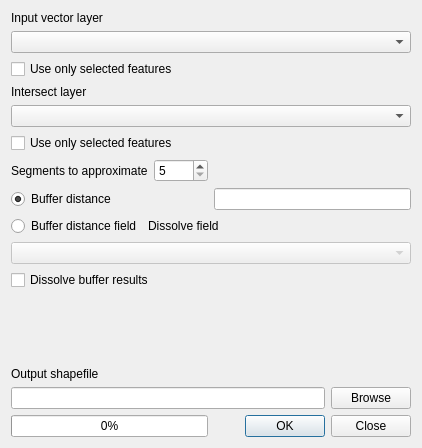
Above: python/plugins/fTools/tools/frmGeoprocessing.ui from qgis/QGIS before the change. Below: the same form after it.
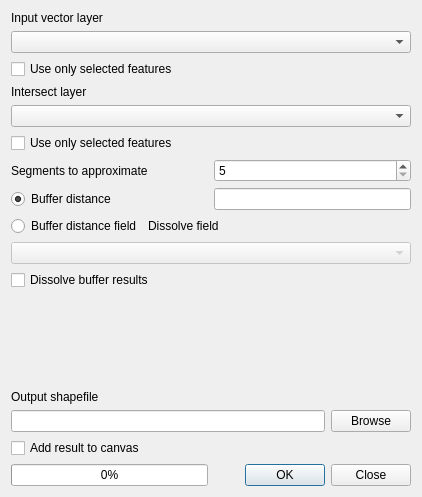
That is the form after the change.

```diff
--- a/python/plugins/fTools/tools/frmGeoprocessing.ui
+++ b/python/plugins/fTools/tools/frmGeoprocessing.ui
@@ -7,7 +7,7 @@
     <x>0</x>
     <y>0</y>
     <width>422</width>
-    <height>448</height>
+    <height>497</height>
    </rect>
   </property>
   <property name="sizePolicy">
@@ -20,7 +20,7 @@
    <string>Geoprocessing</string>
   </property>
   <layout class="QGridLayout" name="gridLayout">
-   <item row="0" column="0" colspan="2">
+   <item row="0" column="0">
     <layout class="QVBoxLayout">
      <item>
       <widget class="QLabel" name="label_1">
@@ -41,7 +41,7 @@
      </item>
     </layout>
    </item>
-   <item row="2" column="0">
+   <item row="1" column="0">
     <layout class="QVBoxLayout" name="verticalLayout">
      <item>
       <widget class="QCheckBox" name="useSelectedA">
@@ -52,7 +52,7 @@
      </item>
     </layout>
    </item>
-   <item row="3" column="0" colspan="2">
+   <item row="2" column="0">
     <layout class="QVBoxLayout">
      <item>
       <widget class="QLabel" name="label_2">
@@ -73,7 +73,7 @@
      </item>
     </layout>
    </item>
-   <item row="4" column="0">
+   <item row="3" column="0">
     <layout class="QVBoxLayout" name="verticalLayout_2">
      <item>
       <widget class="QCheckBox" name="useSelectedB">
@@ -84,7 +84,28 @@
      </item>
     </layout>
    </item>
-   <item row="7" column="0" colspan="2">
+   <item row="4" column="0">
+    <layout class="QHBoxLayout" name="horizontalLayout">
+     <item>
+      <widget class="QLabel" name="lblSegments">
+       <property name="text">
+        <string>Segments to approximate</string>
+       </property>
+      </widget>
+     </item>
+     <item>
+      <widget class="QSpinBox" name="spnSegments">
+       <property name="minimum">
+        <number>5</number>
+       </property>
+       <property name="value">
+        <number>5</number>
+       </property>
+      </widget>
+     </item>
+    </layout>
+   </item>
+   <item row="5" column="0">
     <layout class="QHBoxLayout">
      <item>
       <layout class="QHBoxLayout">
@@ -124,7 +145,7 @@
      </item>
     </layout>
    </item>
-   <item row="9" column="0" colspan="2">
+   <item row="6" column="0">
     <layout class="QVBoxLayout">
      <item>
       <layout class="QHBoxLayout">
@@ -172,7 +193,7 @@
      </item>
     </layout>
    </item>
-   <item row="10" column="0">
+   <item row="7" column="0">
     <layout class="QHBoxLayout">
      <property name="spacing">
       <number>6</number>
@@ -192,7 +213,7 @@
      </item>
     </layout>
    </item>
-   <item row="11" column="0">
+   <item row="8" column="0">
     <spacer>
      <property name="orientation">
       <enum>Qt::Vertical</enum>
@@ -205,7 +226,7 @@
      </property>
     </spacer>
    </item>
-   <item row="12" column="0" colspan="2">
+   <item row="9" column="0">
     <layout class="QVBoxLayout">
      <item>
       <widget class="QLabel" name="label_5">
@@ -234,42 +255,32 @@
      </item>
     </layout>
    </item>
-   <item row="13" column="0">
-    <widget class="QProgressBar" name="progressBar">
-     <property name="value">
-      <number>0</number>
+   <item row="10" column="0">
+    <widget class="QCheckBox" name="addToCanvasCheck">
+     <property name="text">
+      <string>Add result to canvas</string>
      </property>
-     <property name="alignment">
-      <set>Qt::AlignCenter</set>
-     </property>
-     <property name="orientation">
-      <enum>Qt::Horizontal</enum>
-     </property>
     </widget>
    </item>
-   <item row="13" column="1">
-    <widget class="QDialogButtonBox" name="buttonBox_2">
-     <property name="standardButtons">
-      <set>QDialogButtonBox::Close|QDialogButtonBox::Ok</set>
-     </property>
-    </widget>
-   </item>
-   <item row="6" column="0">
-    <layout class="QHBoxLayout" name="horizontalLayout">
+   <item row="11" column="0">
+    <layout class="QHBoxLayout" name="horizontalLayout_2">
      <item>
-      <widget class="QLabel" name="lblSegments">
-       <property name="text">
-        <string>Segments to approximate</string>
+      <widget class="QProgressBar" name="progressBar">
+       <property name="value">
+        <number>0</number>
+       </property>
+       <property name="alignment">
+        <set>Qt::AlignCenter</set>
+       </property>
+       <property name="orientation">
+        <enum>Qt::Horizontal</enum>
        </property>
       </widget>
      </item>
      <item>
-      <widget class="QSpinBox" name="spnSegments">
-       <property name="minimum">
-        <number>5</number>
-       </property>
-       <property name="value">
-        <number>5</number>
+      <widget class="QDialogButtonBox" name="buttonBox_2">
+       <property name="standardButtons">
+        <set>QDialogButtonBox::Close|QDialogButtonBox::Ok</set>
        </property>
       </widget>
      </item>
```
